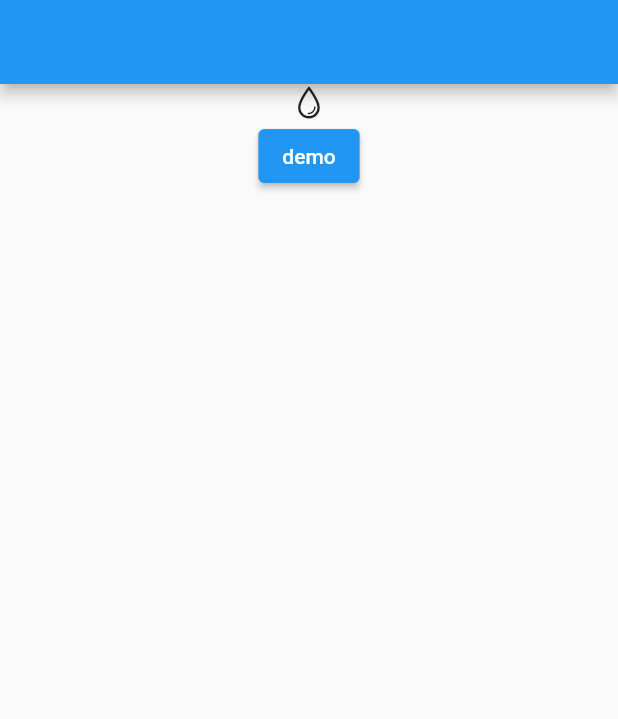
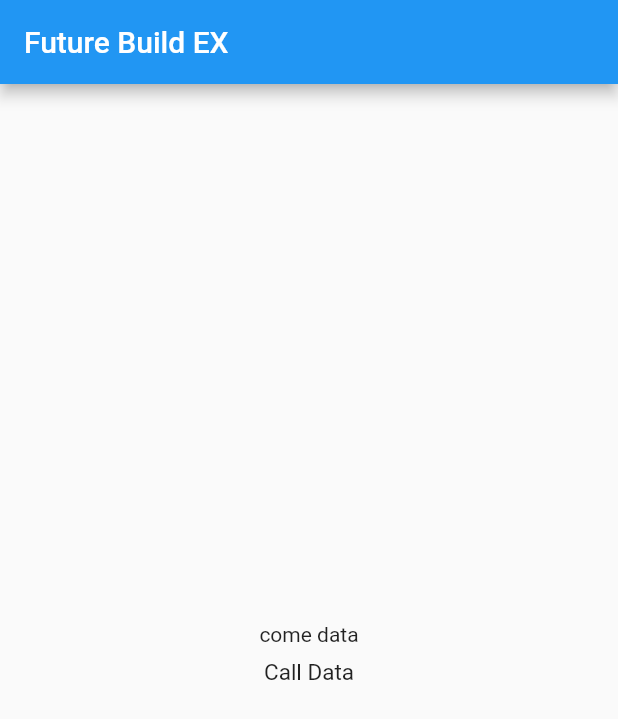
Before and after one commit to qhaud98/Study_Bo_Sung, a Flutter app: the screen it shows after launch, on a phone screen of 412 x 824 dp. Shown: the top 719 px of the screen. Run offline on Flutter 3.47's test engine with Material 2 defaults, Android fonts, the phone set to English and light mode, and no system bars.

Commit message:
2104161810
2104161810

```diff
--- a/lib/main.dart
+++ b/lib/main.dart
@@ -1,44 +1,68 @@
-import 'dart:convert';
+import 'package:flutter/material.dart';
 
-import 'package:flutter/cupertino.dart';
-import 'package:flutter/material.dart';
-import 'package:http/http.dart' as http;
+void main() => runApp(App());
 
-void main() => runApp(RestApp());
-
-class RestApp extends StatelessWidget {
+class App extends StatelessWidget {
   @override
   Widget build(BuildContext context) {
     return MaterialApp(
-      home: Scaffold(
-        appBar: AppBar(),
-        body: Center(
-          child: Column(
-            children: [
-              Icon(CupertinoIcons.drop),
-              ElevatedButton(onPressed: () {}, child: Text("demo"))
-            ],
-          ),
+      title: "demo",
+      home: home(title: "Future Build EX"),
+    );
+  }
+}
+
+class home extends StatefulWidget {
+  home({Key key, this.title}) : super(key: key);
+  final String title;
+  @override
+  _homeState createState() => _homeState();
+}
+
+class _homeState extends State<home> {
+  @override
+  Widget build(BuildContext context) {
+    return Scaffold(
+      appBar: AppBar(
+        title: Text(widget.title),
+      ),
+      body: Center(
+        child: Column(
+          mainAxisAlignment: MainAxisAlignment.center,
+          children: [
+            Text("come data"),
+            FutureBuilder(
+              future: _fetch1(),
+              builder: (BuildContext context, AsyncSnapshot snapshot) {
+                if (snapshot.hasData == false) {
+                  return CircularProgressIndicator();
+                } else if (snapshot.hasError) {
+                  return Padding(
+                    padding: const EdgeInsets.all(8),
+                    child: Text(
+                      'Error : ${snapshot.error}',
+                      style: TextStyle(fontSize: 15),
+                    ),
+                  );
+                } else {
+                  return Padding(
+                    padding: const EdgeInsets.all(8),
+                    child: Text(
+                      snapshot.data.toString(),
+                      style: TextStyle(fontSize: 15),
+                    ),
+                  );
+                }
+              },
+            ),
+          ],
         ),
       ),
     );
   }
 }
 
-void RestApi_Get() async {
-  http.Response response = await http.get(
-      Uri.encodeFull('https://github.com/qhaud98/sdf_project_0413'),
-      headers: {"Accept": "application/json"});
-  Map<String, dynamic> responseBodyMap = jsonDecode(response.body);
-  print(response.body);
-  print(responseBodyMap["restapi"]);
-  debugPrint("restapi");
+Future<String> _fetch1() async {
+  await Future.delayed(Duration(seconds: 2));
+  return 'Call Data';
 }
-
-class JsonObject {
-  final String restapi;
-  JsonObject({this.restapi});
-  factory JsonObject.fromJson(Map<String, dynamic> json) {
-    return JsonObject(restapi: json['restapi'] as String);
-  }
-}
--- a/pubspec.yaml
+++ b/pubspec.yaml
@@ -24,6 +24,7 @@ dependencies:
   flutter:
     sdk: flutter
   http: ^0.12.1
+  mqtt_client: ^9.1.0
 
   # The following adds the Cupertino Icons font to your application.
   # Use with the CupertinoIcons class for iOS style icons.
```
Also changed, not shown: pubspec.lock.
